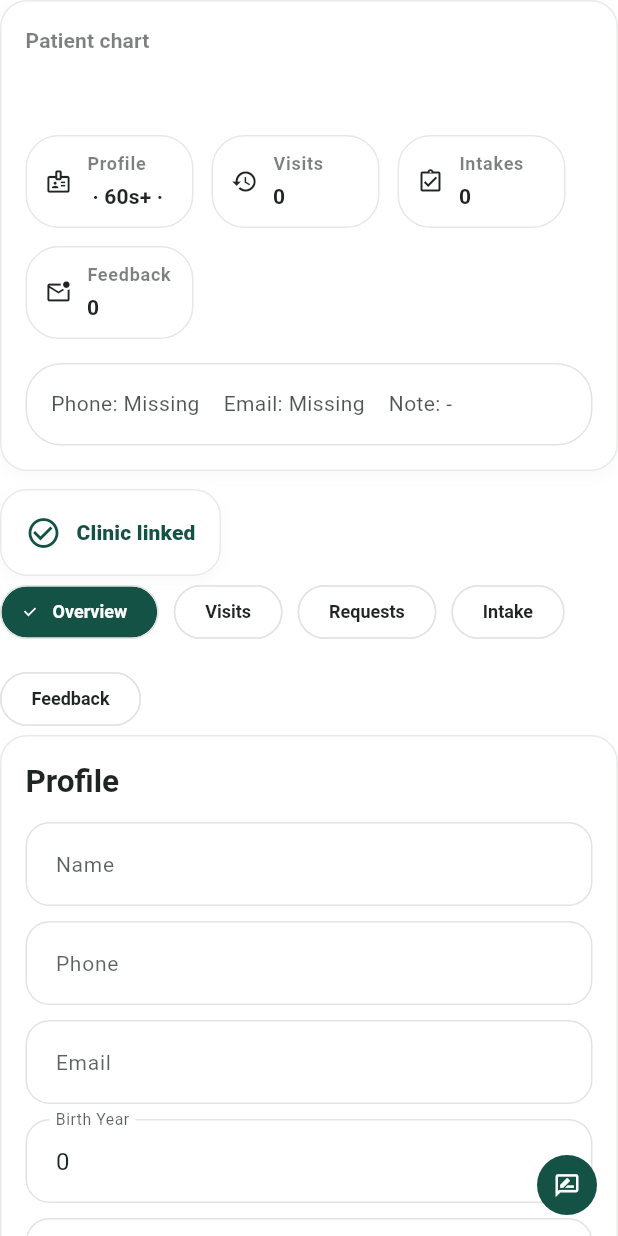
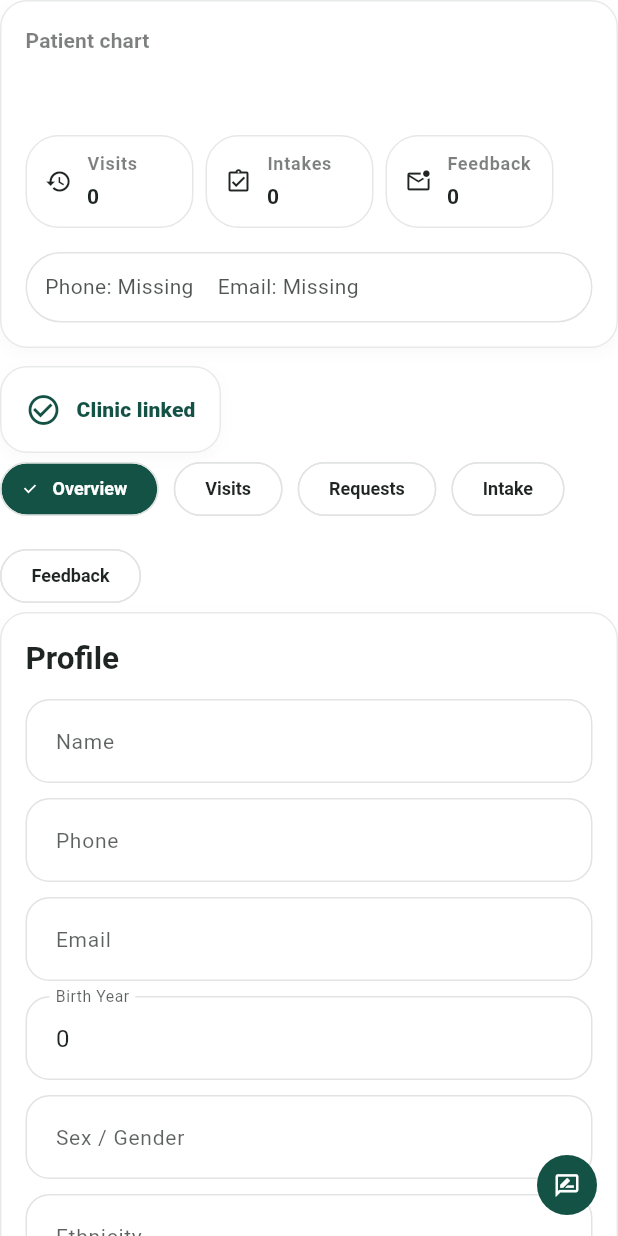
Before and after one commit to HugoSeong0721/test-mvp, a Flutter app: the PatientRecordWorkspace widget shown alone on an empty page, opened directly with empty values, on a phone screen of 412 x 824 dp. Run offline on Flutter 3.47's test engine with Material 3 defaults, Android fonts, the phone set to English and light mode, and no system bars; our stand-ins replace cloud_firestore, firebase_auth, firebase_core, shared_preferences; missing offline and left inert: dart:html; accounts and stored records are empty; Roboto replaces fonts that are missing (Calibri).

Commit message:
Simplify mobile patient chart header

```diff
--- a/lib/features/practitioner_dashboard/presentation/patient_record_workspace.dart
+++ b/lib/features/practitioner_dashboard/presentation/patient_record_workspace.dart
@@ -152,13 +152,14 @@ class _PatientRecordWorkspaceState extends State<PatientRecordWorkspace> {
                     feedbackByVisitId[visitId] = data;
                   }
                 }
+                final compact = MediaQuery.sizeOf(context).width < 430;
 
                 return SingleChildScrollView(
                   child: Column(
                     crossAxisAlignment: CrossAxisAlignment.start,
                     children: [
                       AppPanel(
-                        padding: const EdgeInsets.all(22),
+                        padding: EdgeInsets.all(compact ? 16 : 22),
                         child: Column(
                           crossAxisAlignment: CrossAxisAlignment.start,
                           children: [
@@ -177,9 +178,10 @@ class _PatientRecordWorkspaceState extends State<PatientRecordWorkspace> {
                             ),
                             const SizedBox(height: 14),
                             Wrap(
-                              spacing: 12,
-                              runSpacing: 12,
+                              spacing: compact ? 8 : 12,
+                              runSpacing: compact ? 8 : 12,
                               children: [
+                                if (!compact)
                                   AppMetricChip(
                                     icon: Icons.badge_outlined,
                                     label: lang.tr('Profile', '프로필'),
@@ -226,7 +228,7 @@ class _PatientRecordWorkspaceState extends State<PatientRecordWorkspace> {
                             const SizedBox(height: 16),
                             Container(
                               width: double.infinity,
-                              padding: const EdgeInsets.all(16),
+                              padding: EdgeInsets.all(compact ? 12 : 16),
                               decoration: BoxDecoration(
                                 color: AppTheme.surface,
                                 borderRadius: BorderRadius.circular(24),
@@ -252,6 +254,7 @@ class _PatientRecordWorkspaceState extends State<PatientRecordWorkspace> {
                                       ),
                                     ),
                                   ),
+                                  if (!compact)
                                     Text(
                                       '${lang.tr('Note', '메모')}: ${profile.memo.trim().isEmpty ? '-' : profile.memo.trim()}',
                                       style: TextStyle(
```
Also changed, not shown: 1 other file. Lines whose indentation alone changed are shown as unchanged.
